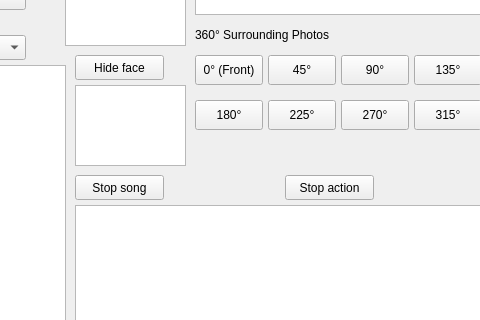
First picture: the form in Server/Zenbo/mainwindow.ui, repository yangchihyuan/RobotNurseHelper, before the edit; both pictures show x 275 to 755 and y 415 to 735 of the 1126 by 857 pixel window.
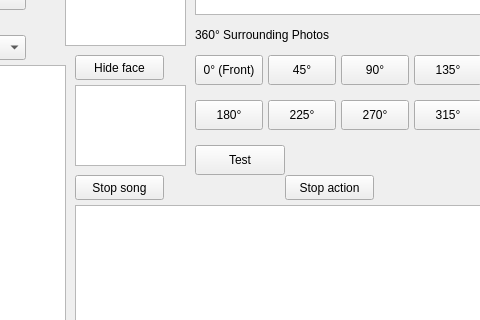
Second picture: the form after the edit.

Diff of the .ui file:
```diff
--- a/Server/Zenbo/mainwindow.ui
+++ b/Server/Zenbo/mainwindow.ui
@@ -635,6 +635,19 @@
        <string>315°</string>
       </property>
      </widget>
+     <widget class="QPushButton" name="pushButton_test">
+      <property name="geometry">
+       <rect>
+        <x>470</x>
+        <y>560</y>
+        <width>90</width>
+        <height>30</height>
+       </rect>
+      </property>
+      <property name="text">
+       <string>Test</string>
+      </property>
+     </widget>
    <widget class="QLabel" name="label_22">
     <property name="geometry">
      <rect>
```
